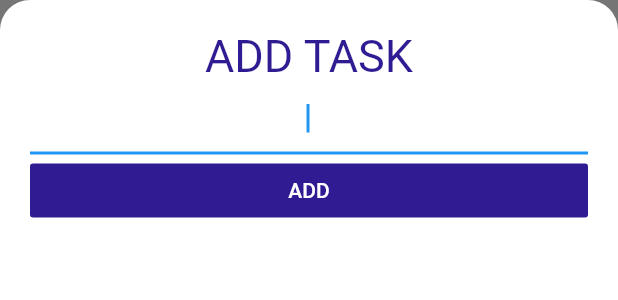
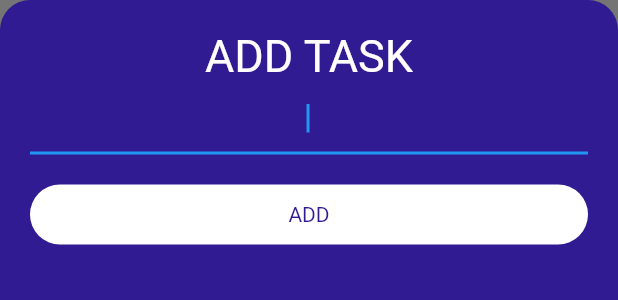
Before and after one commit to ishandeveloper/Todoer-App, a Flutter app: the AddTaskScreen widget shown alone on an empty page, opened directly, on a phone screen of 412 x 824 dp. Shown: the top 300 px of the screen. Run offline on Flutter 3.47's test engine with Material 2 defaults, Android fonts, the phone set to English and light mode, and no system bars.

Commit message:
add_task_button

```diff
--- a/lib/screens/add_task_screen.dart
+++ b/lib/screens/add_task_screen.dart
@@ -12,9 +12,9 @@ class AddTaskScreen extends StatelessWidget {
       child: Container(
         padding: EdgeInsets.all(20.0),
         decoration: BoxDecoration(
-          color: Colors.white,
+          color: Colors.deepPurple[900],
           borderRadius: BorderRadius.only(
-              topLeft: Radius.circular(20.0),
+            topLeft: Radius.circular(20.0),
             topRight: Radius.circular(20.0),
           ),
         ),
@@ -26,7 +26,7 @@ class AddTaskScreen extends StatelessWidget {
               textAlign: TextAlign.center,
               style: TextStyle(
                 fontSize: 30.0,
-                color: Colors.deepPurple[900],
+                color: Colors.white,
               ),
             ),
             TextField(
@@ -36,18 +36,27 @@ class AddTaskScreen extends StatelessWidget {
                 newTaskTitle = newText;
               },
             ),
-            FlatButton(
-              child: Text(
-                'Add'.toUpperCase(),
-                style: TextStyle(
-                  color: Colors.white,
-                ),
-              ),
-              color: Colors.deepPurple[900],
-              onPressed: () {
+            GestureDetector(
+              onTap: () {
                 Provider.of<TaskData>(context).addTask(newTaskTitle);
                 Navigator.pop(context);
               },
+              child: Container(
+                margin: EdgeInsets.only(top: 20),
+                padding: EdgeInsets.symmetric(vertical:12),
+                decoration: BoxDecoration(
+                  borderRadius: BorderRadius.circular(50),
+                  color: Colors.white,
+                ),
+                child: Center(
+                  child: Text(
+                    'Add'.toUpperCase(),
+                    style: TextStyle(
+                      color: Colors.deepPurple[900],
+                    ),
+                  ),
+                ),
+              ),
             ),
           ],
         ),
```
